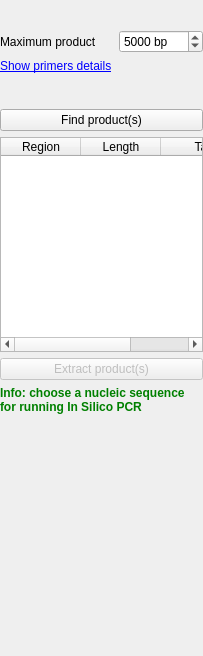
Qt form src/plugins/pcr/src/ui/InSilicoPcrOptionPanelWidget.ui (violethaze74/ugene) before a commit.
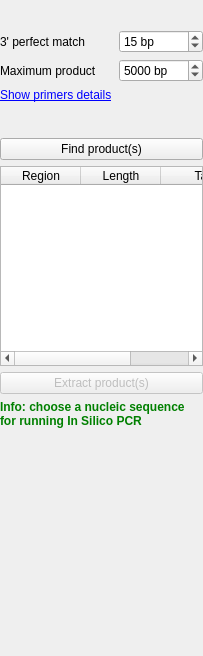
The same form after that commit. Custom widgets are drawn as their Qt base class.

Commit message: UGENE-3987: added 3' perfect match parameter for In silico PCR

The edit to the form file:
```diff
--- a/src/plugins/pcr/src/ui/InSilicoPcrOptionPanelWidget.ui
+++ b/src/plugins/pcr/src/ui/InSilicoPcrOptionPanelWidget.ui
@@ -46,13 +46,34 @@
       </item>
       <item>
        <widget class="QWidget" name="settingsWidget" native="true">
-        <layout class="QVBoxLayout" name="verticalLayout_4">
+        <property name="minimumSize">
+         <size>
+          <width>0</width>
+          <height>0</height>
+         </size>
+        </property>
+        <layout class="QGridLayout" name="gridLayout">
          <property name="margin">
           <number>0</number>
          </property>
-         <item>
-          <layout class="QHBoxLayout" name="horizontalLayout">
-           <item>
+         <item row="0" column="0">
+          <widget class="QLabel" name="label">
+           <property name="text">
+            <string>3' perfect match</string>
+           </property>
+          </widget>
+         </item>
+         <item row="0" column="1">
+          <widget class="QSpinBox" name="perfectSpinBox">
+           <property name="suffix">
+            <string> bp</string>
+           </property>
+           <property name="value">
+            <number>15</number>
+           </property>
+          </widget>
+         </item>
+         <item row="1" column="0">
             <widget class="QLabel" name="label_10">
              <property name="sizePolicy">
               <sizepolicy hsizetype="Preferred" vsizetype="Preferred">
@@ -65,7 +86,7 @@
              </property>
             </widget>
            </item>
-           <item>
+         <item row="1" column="1">
             <widget class="QSpinBox" name="productSizeSpinBox">
              <property name="sizePolicy">
               <sizepolicy hsizetype="Maximum" vsizetype="Fixed">
@@ -86,8 +107,6 @@
               <number>5000</number>
              </property>
             </widget>
-           </item>
-          </layout>
          </item>
         </layout>
        </widget>
```
Lines whose indentation alone changed are shown as unchanged. The commit also changes 6 other files.
